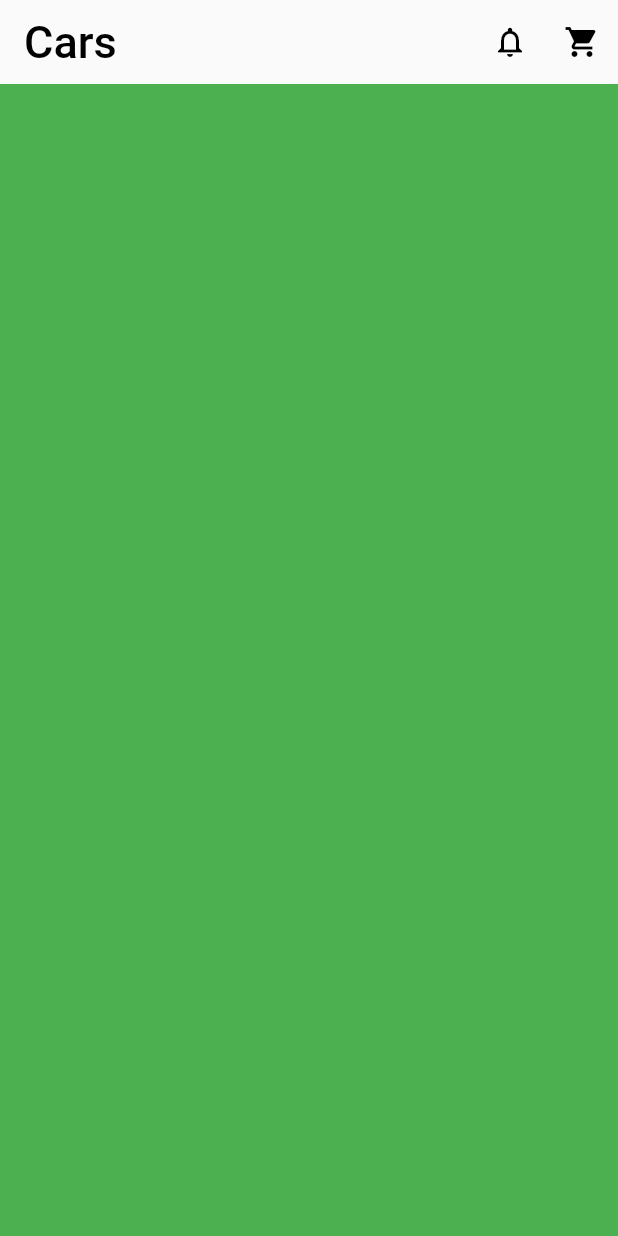
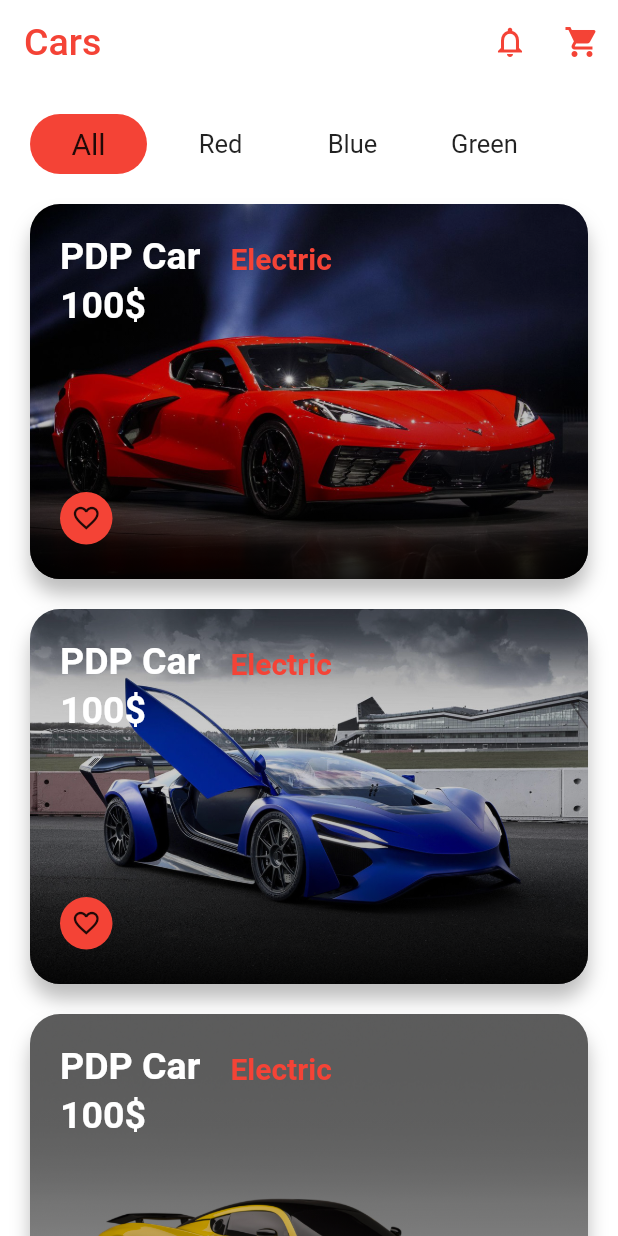
Before and after one commit to boburhoshimov06/marketui, a Flutter app: the screen it shows after launch, on a phone screen of 412 x 824 dp. Run offline on Flutter 3.47's test engine with Material 2 defaults, Android fonts, the light colour scheme and no system bars.

Commit message:
function added

```diff
--- a/analysis_options.yaml
+++ b/analysis_options.yaml
@@ -23,6 +23,7 @@ linter:
   # producing the lint.
   rules:
     prefer_const_constructors: false
+    avoid_unnecessary_containers: false
     # avoid_print: false  # Uncomment to disable the `avoid_print` rule
     # prefer_single_quotes: true  # Uncomment to enable the `prefer_single_quotes` rule
 
--- a/lib/main.dart
+++ b/lib/main.dart
@@ -18,9 +18,6 @@ class MyApp extends StatelessWidget {
         primarySwatch: Colors.blue,
       ),
       home: const HomePage(),
-      routes: {
-        HomePage.id:(context) => HomePage(),
-      },
     );
   }
 }
--- a/lib/pages/home_page.dart
+++ b/lib/pages/home_page.dart
@@ -1,41 +1,179 @@
+// ignore_for_file: library_private_types_in_public_api
+
 import 'package:flutter/material.dart';
 import 'package:flutter/services.dart';
 
 class HomePage extends StatefulWidget {
   const HomePage({Key? key}) : super(key: key);
-  static const String id = 'home_page';
 
   @override
-  State<HomePage> createState() => _HomePageState();
+  _HomePageState createState() => _HomePageState();
 }
 
 class _HomePageState extends State<HomePage> {
   @override
   Widget build(BuildContext context) {
     return Scaffold(
+      backgroundColor: Colors.white,
       appBar: AppBar(
         elevation: 0,
         backgroundColor: Colors.transparent,
+        leading: null,
         title: Text(
-          'Cars',
-          style: TextStyle(color: Colors.black, fontSize: 30),
+          "Cars",
+          style: TextStyle(color: Colors.red, fontSize: 25),
         ),
-        systemOverlayStyle: SystemUiOverlayStyle.dark,
-        actions: [
+        actions: <Widget>[
           IconButton(
             onPressed: () {},
-            icon: Icon(Icons.notifications_none),
-            color: Colors.black,
+            icon: Icon(
+              Icons.notifications_none,
+              color: Colors.red,
+            ),
           ),
           IconButton(
             onPressed: () {},
-            icon: Icon(Icons.shopping_cart),
-            color: Colors.black,
+            icon: Icon(
+              Icons.shopping_cart,
+              color: Colors.red,
+            ),
+          )
+        ],
+        systemOverlayStyle: SystemUiOverlayStyle.dark,
+      ),
+      body: SingleChildScrollView(
+        child: Container(
+          padding: EdgeInsets.all(20),
+          child: Column(
+            children: [
+              SizedBox(
+                height: 40,
+                child: ListView(
+                  scrollDirection: Axis.horizontal,
+                  children: [
+                    singleTab(true, "All"),
+                    singleTab(false, "Red"),
+                    singleTab(false, "Blue"),
+                    singleTab(false, "Green"),
+                    singleTab(false, "Grey"),
+                  ],
+                ),
+              ),
+              SizedBox(
+                height: 20,
+              ),
+              makeItem("assets/images/im_car1.jpeg"),
+              makeItem("assets/images/im_car2.jpeg"),
+              makeItem("assets/images/im_car3.jpeg"),
+              makeItem("assets/images/im_car4.png"),
+              makeItem("assets/images/im_car5.jpeg"),
+            ],
           ),
-        ],
+        ),
       ),
-      body: Container(
-        color: Colors.green,
+    );
+  }
+
+  Widget singleTab(bool type, String text) {
+    return AspectRatio(
+      aspectRatio: 2.2 / 1,
+      child: Container(
+        margin: EdgeInsets.only(right: 10),
+        decoration: BoxDecoration(
+          color: type ? Colors.red[500] : Colors.white,
+          borderRadius: BorderRadius.circular(20),
+        ),
+        child: Center(
+          child: Text(
+            text,
+            style: TextStyle(fontSize: type ? 20 : 17),
+          ),
+        ),
+      ),
+    );
+  }
+
+  Widget makeItem(String image) {
+    return Container(
+      height: 250,
+      width: double.infinity,
+      margin: EdgeInsets.only(bottom: 20),
+      decoration: BoxDecoration(
+          borderRadius: BorderRadius.circular(20),
+          image: DecorationImage(image: AssetImage(image), fit: BoxFit.cover),
+          boxShadow: [
+            BoxShadow(
+              color: Colors.grey.shade400,
+              blurRadius: 10,
+              offset: Offset(0, 10),
+            ),
+          ]),
+      child: Container(
+        padding: EdgeInsets.all(20),
+        decoration: BoxDecoration(
+          borderRadius: BorderRadius.circular(20),
+          gradient: LinearGradient(begin: Alignment.bottomRight, colors: [
+            Colors.black.withOpacity(0.9),
+            Colors.black.withOpacity(0.6),
+            Colors.black.withOpacity(0.3),
+            Colors.black.withOpacity(0.2),
+          ]),
+        ),
+        child: Column(
+          crossAxisAlignment: CrossAxisAlignment.start,
+          children: [
+            Row(
+              crossAxisAlignment: CrossAxisAlignment.start,
+              children: [
+                Expanded(
+                  child: Row(
+                    crossAxisAlignment: CrossAxisAlignment.start,
+                    children: const [
+                      Text(
+                        "PDP Car",
+                        style: TextStyle(
+                            color: Colors.white,
+                            fontSize: 25,
+                            fontWeight: FontWeight.bold),
+                      ),
+                      SizedBox(width: 15),
+                      Padding(
+                        padding: EdgeInsets.all(5),
+                        child: Text(
+                          "Electric",
+                          style: TextStyle(
+                              color: Colors.red,
+                              fontSize: 20,
+                              fontWeight: FontWeight.bold),
+                        ),
+                      ),
+                    ],
+                  ),
+                ),
+              ],
+            ),
+            Text(
+              "100\$",
+              style: TextStyle(
+                  color: Colors.white,
+                  fontSize: 25,
+                  fontWeight: FontWeight.bold),
+            ),
+            SizedBox(height: 110),
+            Container(
+              width: 35,
+              height: 35,
+              decoration:
+                  BoxDecoration(shape: BoxShape.circle, color: Colors.red),
+              child: Center(
+                child: Icon(
+                  Icons.favorite_border,
+                  size: 20,
+                ),
+              ),
+            ),
+          ],
+        ),
       ),
     );
   }
```
Also changed, not shown: 2 other files.
